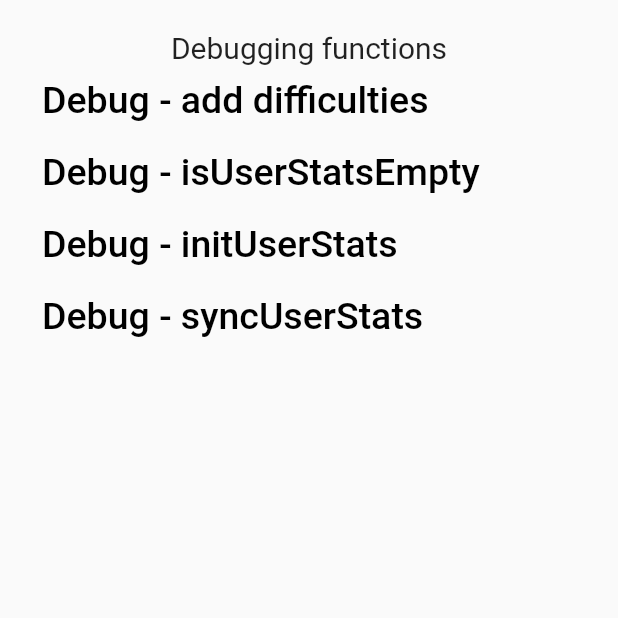
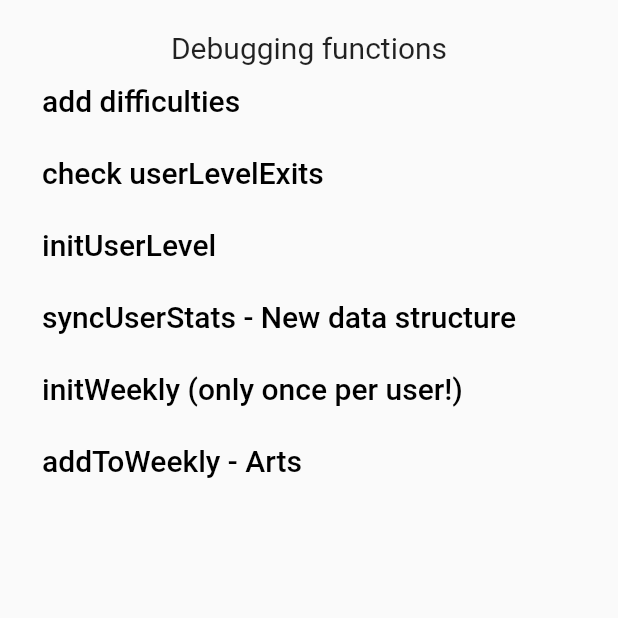
Before and after one commit to JeffZincatz/PlanNUS, a Flutter app: the Debug screen opened directly, on a phone screen of 412 x 824 dp, the top half of it. Run offline on Flutter 3.47's test engine with Material 2 defaults, Android fonts, the phone set to English and light mode, and no system bars; our stand-ins replace cloud_firestore, firebase_auth, firebase_core, firebase_storage, fl_chart, flutter_datetime_picker and 4 more; accounts and stored records are empty; network calls fail.

Commit message:
re-organised backend data structure for user stats

```diff
--- a/lib/screens/home/Debug.dart
+++ b/lib/screens/home/Debug.dart
@@ -2,6 +2,7 @@ import 'package:flutter/material.dart';
 import 'package:plannus/services/DbService.dart';
 import 'package:plannus/models/Event.dart';
 import 'dart:math';
+import 'package:plannus/util/StatsUtil.dart';
 
 class Debug extends StatelessWidget {
   const Debug({Key key}) : super(key: key);
@@ -18,29 +19,19 @@ class Debug extends StatelessWidget {
           horizontal: 20,
           vertical: 20,
         ),
-        child: Column(
+        child: ListView(
           children: <Widget>[
             Text(
               "Debugging functions",
               style: TextStyle(
-                fontSize: 20.0,
+                fontSize: 20,
               ),
+              textAlign: TextAlign.center,
             ),
             StreamBuilder<List<Event>>(
                 stream: _db.eventsStream,
                 builder: (context, snapshot) {
-                  return TextButton(
-                    child: Align(
-                      alignment: Alignment.centerLeft,
-                      child: Text(
-                        "Debug - add difficulties",
-                        style: TextStyle(
-                          fontSize: 25,
-                          color: Colors.black,
-                        ),
-                      ),
-                    ),
-                    onPressed: () async {
+                  return debugButton("add difficulties", () async {
                     for (Event x in snapshot.data) {
                       Event submitted = Event(
                         completed: x.completed,
@@ -53,63 +44,44 @@ class Debug extends StatelessWidget {
                       );
                       _db.editEvent(x, submitted);
                     }
-                    },
-                  );
+                  });
                 }
             ),
-            TextButton(
-              child: Align(
-                alignment: Alignment.centerLeft,
-                child: Text(
-                  "Debug - isUserStatsEmpty",
-                  style: TextStyle(
-                    fontSize: 25,
-                    color: Colors.black,
-                  ),
-                ),
-              ),
-              onPressed: () async {
-                print(await _db.isUserStatsEmpty());
-              },
-            ),
-            TextButton(
-              child: Align(
-                alignment: Alignment.centerLeft,
-                child: Text(
-                  "Debug - initUserStats",
-                  style: TextStyle(
-                    fontSize: 25,
-                    color: Colors.black,
-                  ),
-                ),
-              ),
-              onPressed: () async {
-                if (await _db.isUserStatsEmpty()) {
-                  await _db.initUserStats();
-                  print("User stats initialised.");
+            debugButton("check userLevelExits", () async {
+              print(await _db.userLevelExists());
+            }),
+            debugButton("initUserLevel", () async {
+              if (await _db.userLevelExists()) {
+                print("User level info already exists.");
               } else {
-                  print("User stats already exists.");
+                await _db.initUserLevel();
+                print("User level info initialised.");
               }
-              },
-            ),
-            TextButton(
-              child: Align(
-                alignment: Alignment.centerLeft,
-                child: Text(
-                  "Debug - syncUserStats",
-                  style: TextStyle(
-                    fontSize: 25,
-                    color: Colors.black,
-                  ),
-                ),
-              ),
-              onPressed: () async {
+            }),
+            debugButton("syncUserStats - New data structure", () async {
               await _db.syncUserStats();
-              },
-            ),
+            }),
+            debugButton("initWeekly (only once per user!)", StatsUtil.initWeekly),
+            debugButton("addToWeekly - Arts", () => StatsUtil.addToWeekly("Arts")),
           ],
         ),
       ),
     );
   }
+
+  Widget debugButton(String name, Function function) {
+    return TextButton(
+      child: Align(
+        alignment: Alignment.centerLeft,
+        child: Text(
+          name,
+          style: TextStyle(
+            fontSize: 20,
+            color: Colors.black,
+          ),
+        ),
+      ),
+      onPressed: function,
+    );
   }
+}
--- a/lib/screens/home/Profile.dart
+++ b/lib/screens/home/Profile.dart
@@ -27,17 +27,6 @@ class _ProfileState extends State<Profile> {
   // change profile
   PickedFile _imageFile;
   final ImagePicker _picker = ImagePicker();
-
-  /// initialise user stats on opening profile if stats docs is empty.
-  /// should be ok to move functionality to sign up after old accounts are synced.
-  static void initStats() async {
-    bool isUserStatsEmpty = await _db.isUserStatsEmpty();
-    if (isUserStatsEmpty) {
-      _db.initUserStats();
-    }
-  }
-
-  var i = initStats();
 
   // edit username button
   bool isEditing = false;
```
Also changed, not shown: lib/screens/home/NavBar.dart (+0 -35 lines), lib/services/DbService.dart (+16 -33 lines), lib/util/StatsUtil.dart (+3 -7 lines). Lines whose indentation alone changed are shown as unchanged.
